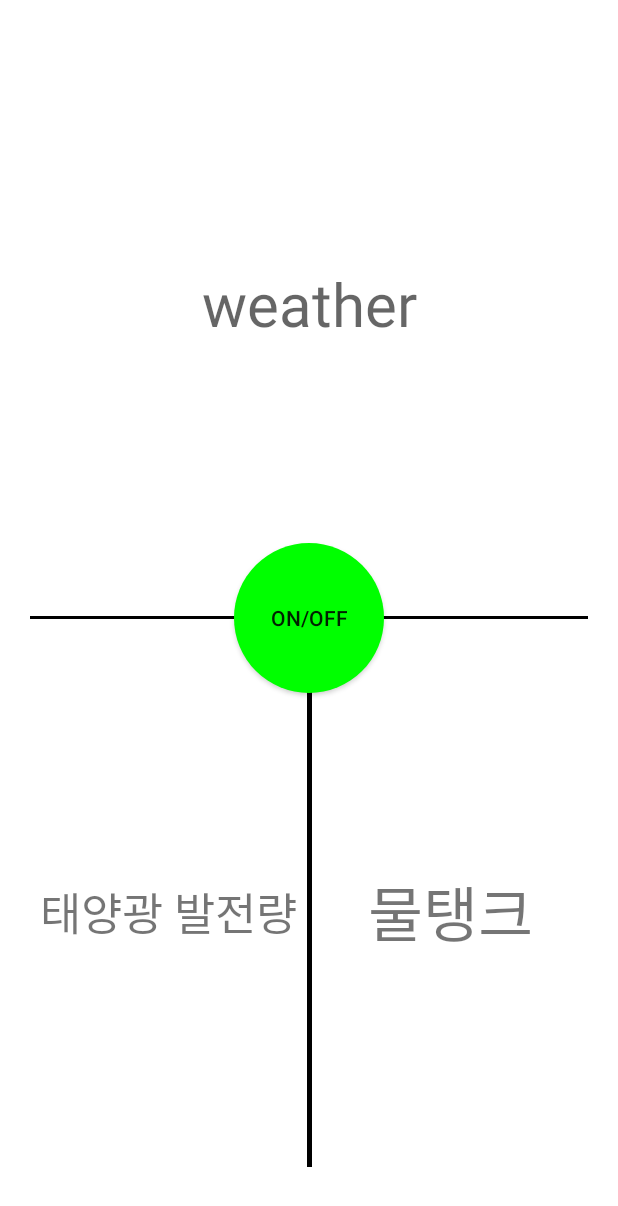
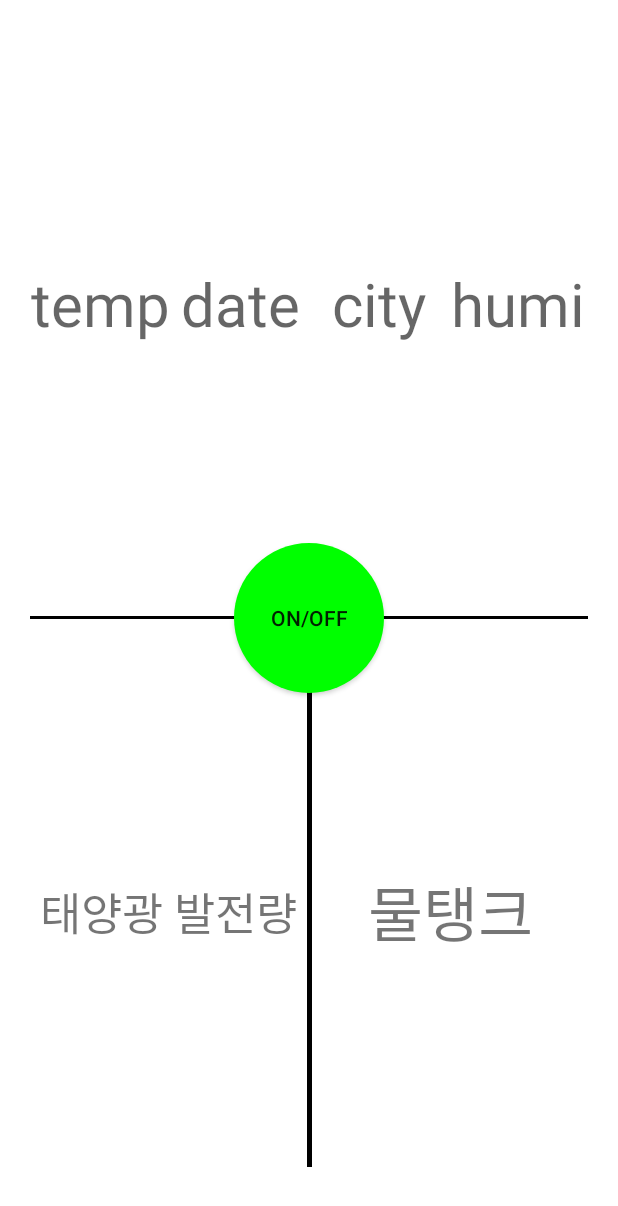
Before and after one commit to tkdwls9277/Sprinkler, an Android app: the layout activity_main.xml on its own in the app's theme, with its tools: preview values and no code run, on a phone screen of 412 x 824 dp. Shown: the top 1206 px of the screen. Run offline under Robolectric (Android 15) with nearby library versions, the phone set to English and light mode, and no system bars; network calls fail.

Commit message:
location complete weather complete but just present

```diff
--- a/app/build.gradle
+++ b/app/build.gradle
@@ -25,4 +25,6 @@ dependencies {
     testImplementation 'junit:junit:4.12'
     androidTestImplementation 'com.android.support.test:runner:1.0.2'
     androidTestImplementation 'com.android.support.test.espresso:espresso-core:3.0.2'
+    implementation 'com.android.support:appcompat-v7:28.0.0'
+    implementation 'com.android.volley:volley:1.1.0'
 }
--- a/app/src/main/res/layout/activity_main.xml
+++ b/app/src/main/res/layout/activity_main.xml
@@ -22,12 +22,37 @@
             android:orientation="horizontal">
 
             <TextView
-                android:id="@+id/Weather"
+                android:id="@+id/temp"
                 android:layout_width="match_parent"
                 android:layout_height="365dp"
                 android:gravity="center"
                 android:textSize="40dp"
-                android:hint="weather"/>
+                android:hint="temp"
+                android:layout_weight="1"/>
+            <TextView
+                android:id="@+id/date"
+                android:layout_width="match_parent"
+                android:layout_height="365dp"
+                android:gravity="center"
+                android:textSize="40dp"
+                android:hint="date"
+                android:layout_weight="1"/>
+            <TextView
+                android:id="@+id/city"
+                android:layout_width="match_parent"
+                android:layout_height="365dp"
+                android:gravity="center"
+                android:textSize="40dp"
+                android:hint="city"
+                android:layout_weight="1"/>
+            <TextView
+                android:id="@+id/humi"
+                android:layout_width="match_parent"
+                android:layout_height="365dp"
+                android:gravity="center"
+                android:textSize="40dp"
+                android:hint="humi"
+                android:layout_weight="1"/>
 
 
         </LinearLayout>
```
Also changed, not shown: app/src/main/java/com/example/arduino/MainActivity.java (+64 -10 lines), app/src/main/java/com/example/arduino/RequestHttpURLConnection.java (+2 -14 lines).
